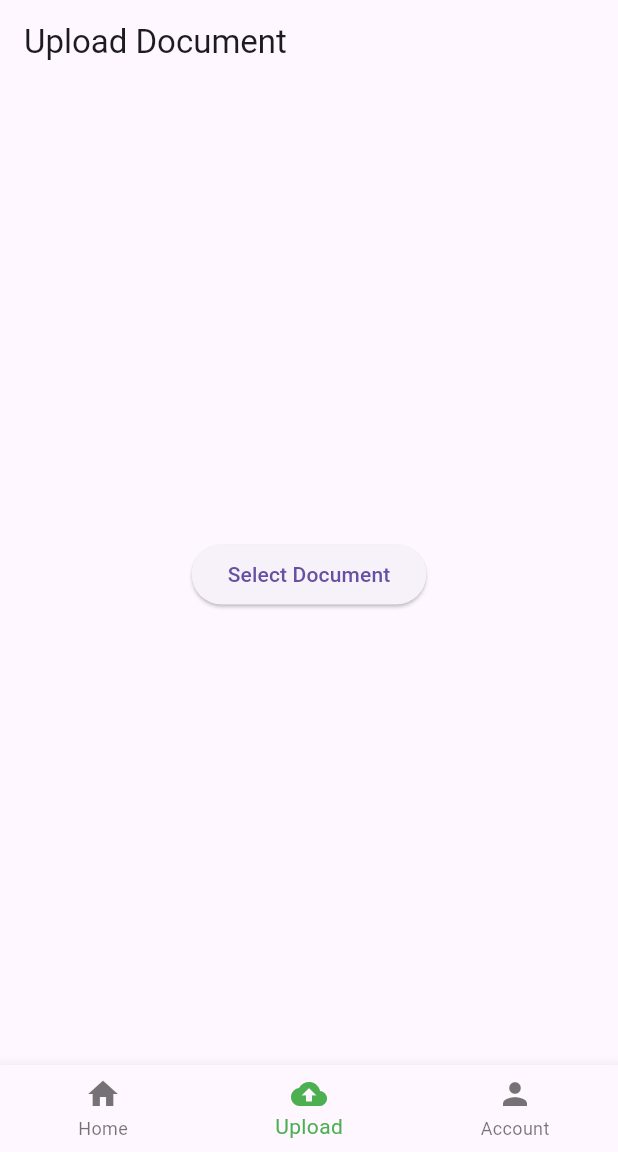
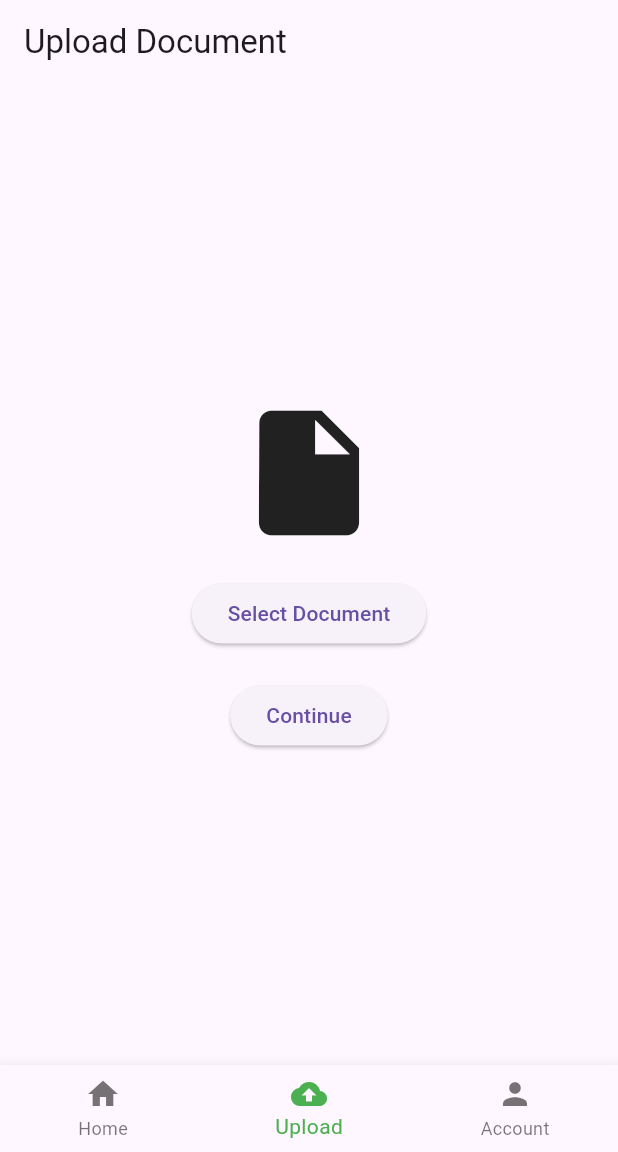
Before and after one commit to CiaraMassyn/Snap-Sign, a Flutter app: the DashboardScreen screen opened directly, item 2 of the bottom bar chosen, after a tap on "Select Document", on a phone screen of 412 x 824 dp, the part 84-1236 px from its top. Run offline on Flutter 3.47's test engine with Material 3 defaults, Android fonts, the light colour scheme and no system bars; our stand-ins replace file_picker, flutter_slidable, signature; missing offline and left inert: syncfusion_flutter_pdfviewer; project files that could hold a hidden picture were left out.

Commit message:
Updates for flutter

```diff
--- a/flutter_snapsign/lib/screens/dashboard/dashboard_screen.dart
+++ b/flutter_snapsign/lib/screens/dashboard/dashboard_screen.dart
@@ -3,6 +3,7 @@ import 'package:flutter_snapsign/screens/dashboard/home_screen.dart';
 import 'package:flutter_snapsign/screens/dashboard/profile_screen.dart';
 import 'package:flutter_snapsign/screens/dashboard/topnav_screen.dart';
 import 'package:flutter_snapsign/screens/dashboard/upload_screen.dart';
+
 import 'package:flutter_snapsign/screens/login/login_screen.dart';
 
 class DashboardScreen extends StatefulWidget {
@@ -14,7 +15,7 @@ class _DashboardScreenState extends State<DashboardScreen> {
   int _selectedIndex = 0;
   final List<Widget> _pages = [
     HomeScreen(),
-    UploadScreen(),
+    UploadDocumentScreen(),
     ProfileScreen(),
   ];
 
--- a/flutter_snapsign/lib/screens/dashboard/upload_screen.dart
+++ b/flutter_snapsign/lib/screens/dashboard/upload_screen.dart
@@ -1,41 +1,27 @@
-import 'dart:io';
 import 'package:flutter/material.dart';
 import 'package:file_picker/file_picker.dart';
-import 'package:permission_handler/permission_handler.dart';
+import 'dart:io';
+import 'package:flutter_snapsign/screens/dashboard/documentSign_screen.dart';
 
-class UploadScreen extends StatefulWidget {
+class UploadDocumentScreen extends StatefulWidget {
   @override
-  _UploadScreenState createState() => _UploadScreenState();
+  _UploadDocumentScreenState createState() => _UploadDocumentScreenState();
 }
 
-class _UploadScreenState extends State<UploadScreen> {
-  File? _pickedFile;
+class _UploadDocumentScreenState extends State<UploadDocumentScreen> {
+  File? _document;
 
-  Future<void> _pickFile() async {
-    if (await Permission.storage.request().isGranted) {
-      FilePickerResult? result = await FilePicker.platform.pickFiles();
+  Future<void> _pickDocument() async {
+    FilePickerResult? result = await FilePicker.platform.pickFiles(
+      type: FileType.custom,
+      allowedExtensions: ['pdf', 'doc', 'docx'],
+    );
 
-      if (result != null) {
-        setState(() {
-          _pickedFile = File(result.files.single.path!);
-        });
-      }
+    if (result != null) {
+      setState(() {
+        _document = File(result.files.single.path!);
+      });
     } else {
-      showDialog(
-        context: context,
-        builder: (context) => AlertDialog(
-          title: Text('Permission Required'),
-          content: Text('Please grant permission to access device storage.'),
-          actions: [
-            TextButton(
-              onPressed: () {
-                Navigator.pop(context);
-              },
-              child: Text('OK'),
-            ),
-          ],
-        ),
-      );
     }
   }
 
@@ -49,11 +35,28 @@ class _UploadScreenState extends State<UploadScreen> {
         child: Column(
           mainAxisAlignment: MainAxisAlignment.center,
           children: <Widget>[
+            _document != null
+                ? Image.file(_document!)
+                : Icon(Icons.insert_drive_file, size: 100),
+            SizedBox(height: 20),
             ElevatedButton(
-              onPressed: _pickFile,
+              onPressed: _pickDocument,
               child: Text('Select Document'),
             ),
-            if (_pickedFile != null) Text('Selected: ${_pickedFile!.path}'),
+            SizedBox(height: 20),
+            ElevatedButton(
+              onPressed: () {
+                if (_document != null) {
+                  Navigator.push(
+                    context,
+                    MaterialPageRoute(builder: (context) => DocumentSigningPage(document: _document!)),
+                  );
+                } else {
+                  // Handle no document selected
+                }
+              },
+              child: Text('Continue'),
+            ),
           ],
         ),
       ),
--- a/flutter_snapsign/pubspec.yaml
+++ b/flutter_snapsign/pubspec.yaml
@@ -15,9 +15,12 @@ dependencies:
   http: ^0.13.3
   flutter_slidable: ^0.6.0
   file_picker: ^4.0.0
-  image_picker: ^0.8.4+3
+  image_picker: ^0.8.4+3  # <-- Keep this line
   syncfusion_flutter_pdfviewer: ^20.3.51
   permission_handler: ^10.2.0
+  signature: ^5.0.1
+  flutter_signature_pad: ^3.0.0
+  flutter_pdfview: ^1.0.6
 
 dev_dependencies:
   flutter_test:
```
Also changed, not shown: api_snapsign/snapsign-6d108-firebase-adminsdk-1v7nu-0211f289d4.json (deleted, +0 -13 lines), flutter_snapsign/lib/widgets/editText_widget.dart (added, +59 -0 lines), flutter_snapsign/lib/widgets/signaturePad_widget.dart (added, +100 -0 lines), flutter_snapsign/lib/screens/login/login_screen.dart (line endings or trailing spaces), flutter_snapsign/pubspec.lock, 2 other files.
